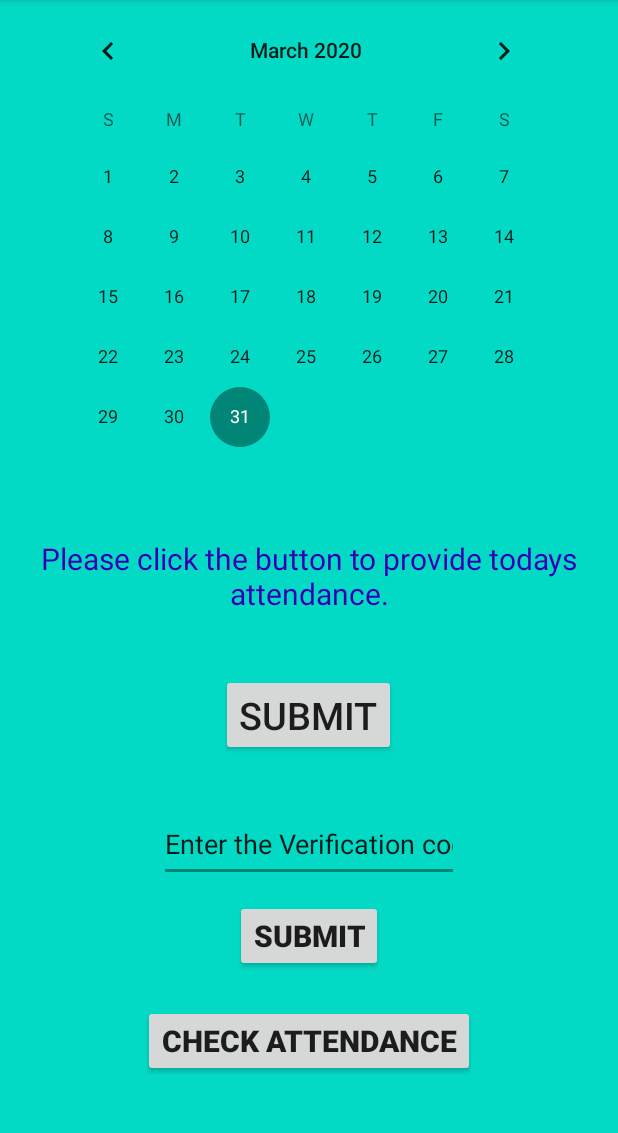
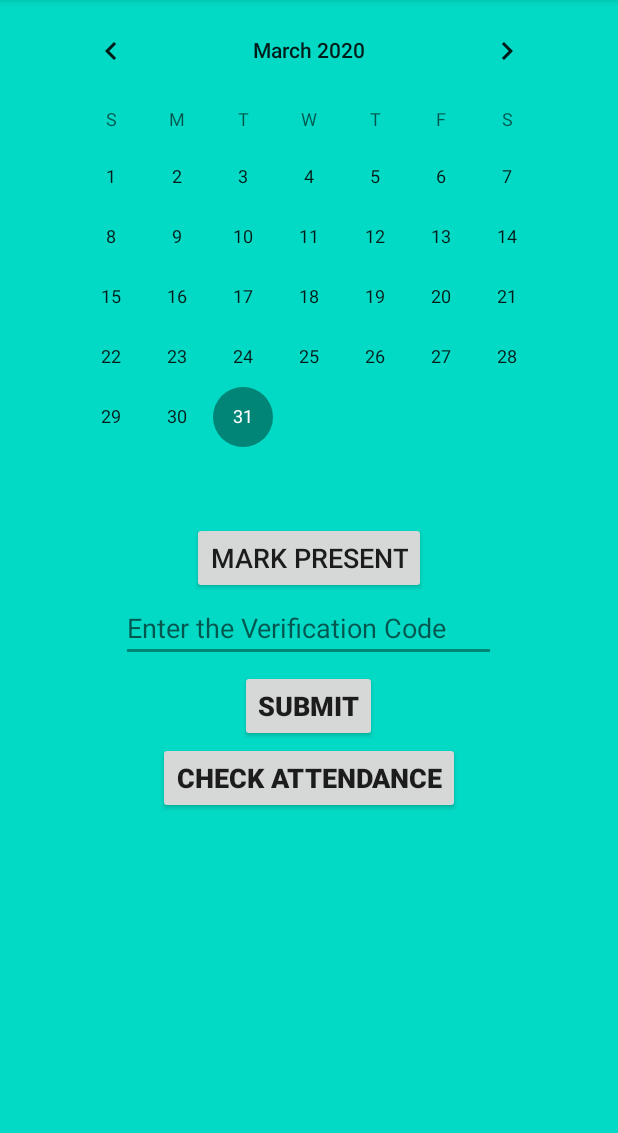
Before and after one commit to akanksh123/Attendance-Management-App, an Android app: the screen it shows after launch (HomeActivity), after a tap on "SUBMIT", on a phone screen of 412 x 824 dp, the part 84-1217 px from its top. Run offline under Robolectric (Android 15) with nearby library versions, the light colour scheme and no system bars; our stand-ins replace Firebase (no records; nobody signed in at launch, a user with empty details on screens opened directly).

Commit message:
OTP working

```diff
--- a/app/src/main/java/com/example/attendancemanagement/CalendarFagment.java
+++ b/app/src/main/java/com/example/attendancemanagement/CalendarFagment.java
@@ -66,6 +66,7 @@ public class CalendarFagment extends Fragment {
         });
 
         submitbtn =(Button)view.getRootView().findViewById(R.id.submit_present);
+        verifyText=(EditText)view.findViewById(R.id.text_verification);
         verifybtn=(Button)view.getRootView().findViewById(R.id.verify_button);
         checkAttendance=(Button)view.getRootView().findViewById(R.id.check_attendance);
         calendar=Calendar.getInstance();
@@ -107,10 +108,10 @@ public class CalendarFagment extends Fragment {
     }
 
     private void verifyOTPCode(){
-        String code=verifyText.getText().toString();
+        String code=verifyText.getText().toString().trim();
         Toast.makeText(getActivity(),code,Toast.LENGTH_SHORT).show();
-//        PhoneAuthCredential credential=PhoneAuthProvider.getCredential(codeSent,code);
-//        verifyCredential(credential);
+        PhoneAuthCredential credential=PhoneAuthProvider.getCredential(codeSent,code);
+        verifyCredential(credential);
     }
     private void verifyCredential(PhoneAuthCredential credential) {
 
--- a/app/src/main/java/com/example/attendancemanagement/MainActivity.java
+++ b/app/src/main/java/com/example/attendancemanagement/MainActivity.java
@@ -5,13 +5,24 @@ import androidx.appcompat.app.AppCompatActivity;
 import android.content.Intent;
 import android.os.Bundle;
 
+import com.google.firebase.auth.FirebaseAuth;
+import com.google.firebase.auth.FirebaseUser;
+
 public class MainActivity extends AppCompatActivity {
-
+    private  FirebaseAuth mAuth;
     @Override
     protected void onCreate(Bundle savedInstanceState) {
         super.onCreate(savedInstanceState);
         setContentView(R.layout.activity_main);
+        mAuth=FirebaseAuth.getInstance();
 
         startActivity(new Intent(this,HomeActivity.class));
     }
+//    @Override
+//    public void onStart() {
+//        super.onStart();
+//        // Check if user is signed in (non-null) and update UI accordingly.
+//        FirebaseUser currentUser = mAuth.getCurrentUser();
+//        updateUI(currentUser);
+//    }
 }
--- a/app/src/main/res/layout/fragment_calendar.xml
+++ b/app/src/main/res/layout/fragment_calendar.xml
@@ -4,65 +4,57 @@
     android:background="@color/colorAccent">
 
 
-
         <CalendarView
             android:id="@+id/calendarView"
             android:layout_width="wrap_content"
             android:layout_height="wrap_content"
-        android:layout_marginLeft="30dp"
             android:layout_alignParentTop="true"
+            android:layout_centerHorizontal="true"
+
             />
-    <TextView
+
+        <Button
+            android:id="@+id/submit_present"
             android:layout_width="wrap_content"
             android:layout_height="wrap_content"
-        android:text="Please click the button to provide todays attendance."
-        android:textSize="20sp"
-        android:textColor="@color/colorPrimaryDark"
-        android:textAlignment="center"
-        android:layout_centerInParent="true"
-        android:id="@+id/textpresent"
-        />
+            android:layout_below="@+id/calendarView"
+            android:layout_centerHorizontal="true"
+            android:layout_marginTop="10dp"
+            android:text="Mark Present"
+            android:textSize="18sp" />
+
         <Button
+            android:id="@+id/check_attendance"
             android:layout_width="wrap_content"
             android:layout_height="wrap_content"
-        android:text="Submit"
-        android:id="@+id/submit_present"
-        android:layout_centerInParent="true"
-        android:layout_below="@+id/textpresent"
-        android:textSize="25sp"
-        android:layout_marginTop="40dp"/>
-    <Button
-        android:layout_width="wrap_content"
-        android:layout_height="wrap_content"
-        android:id="@+id/check_attendance"
-        android:layout_alignParentBottom="true"
+            android:layout_below="@id/verify_button"
             android:layout_centerHorizontal="true"
             android:text="Check Attendance"
-        android:textStyle="bold"
-        android:textSize="20sp"
-        android:layout_marginBottom="50dp"/>
+            android:textSize="18sp"
+            android:textStyle="bold" />
 
         <EditText
             android:id="@+id/text_verification"
-        android:layout_width="200dp"
-        android:layout_height="50dp"
+            android:layout_width="250dp"
+            android:layout_height="40dp"
+            android:layout_below="@id/submit_present"
+            android:layout_centerHorizontal="true"
+            android:layout_marginTop="5dp"
             android:ems="10"
-        android:inputType="number"
-        android:layout_centerHorizontal="true"
-       android:layout_alignParentBottom="true"
-        android:layout_marginBottom="180dp"
-        android:text="Enter the Verification code" />
+            android:hint="Enter the Verification Code"
+            android:inputType="number" />
 
         <Button
             android:id="@+id/verify_button"
             android:layout_width="wrap_content"
             android:layout_height="wrap_content"
+            android:layout_below="@id/text_verification"
+            android:layout_centerHorizontal="true"
+            android:layout_marginTop="5dp"
             android:text="Submit"
-        android:textSize="20sp"
+            android:textSize="18sp"
             android:textStyle="bold"
-        android:layout_alignParentBottom="true"
-        android:layout_centerHorizontal="true"
-        android:layout_marginBottom="120dp"
+
             />
 
 </RelativeLayout>
```
Lines whose indentation alone changed are shown as unchanged.
